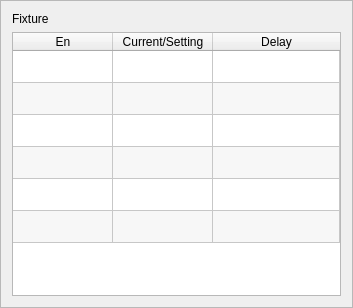
Qt form hcinstruction/ichcfixturepage.ui (GaussCheng/2-5AxisPunch) before a commit.
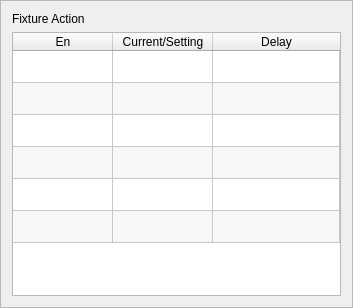
The same form after that commit. Icons and pictures are not drawn.

What changed in the file:
```diff
--- a/hcinstruction/ichcfixturepage.ui
+++ b/hcinstruction/ichcfixturepage.ui
@@ -23,7 +23,7 @@
    <item>
     <widget class="QLabel" name="label">
      <property name="text">
-      <string>Fixture</string>
+      <string>Fixture Action</string>
      </property>
     </widget>
    </item>
```
